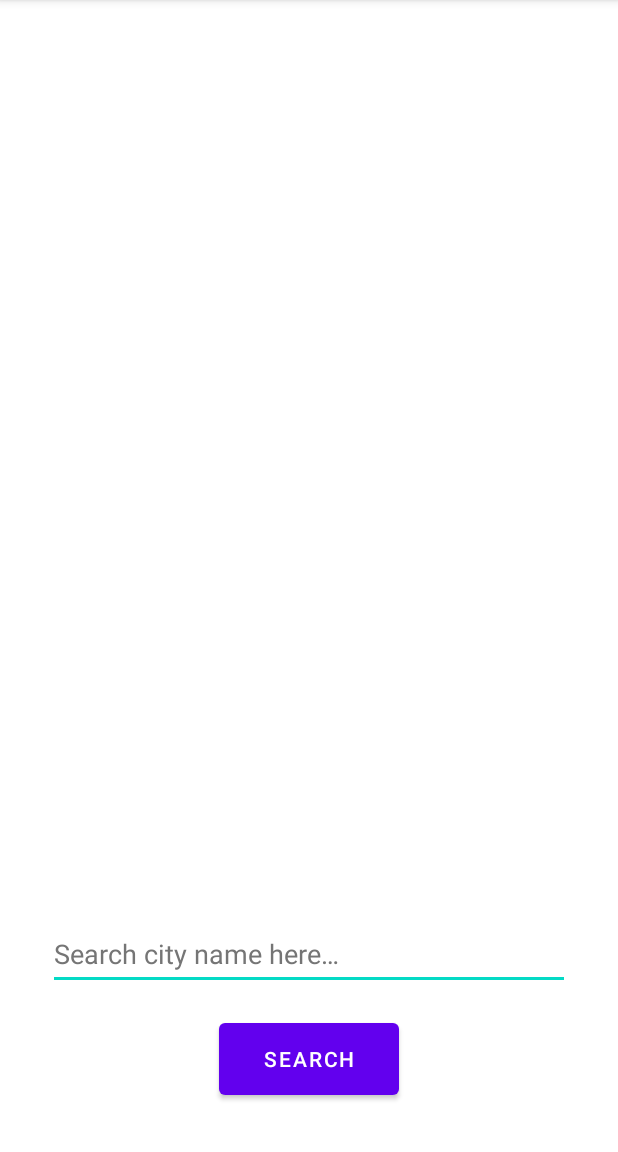
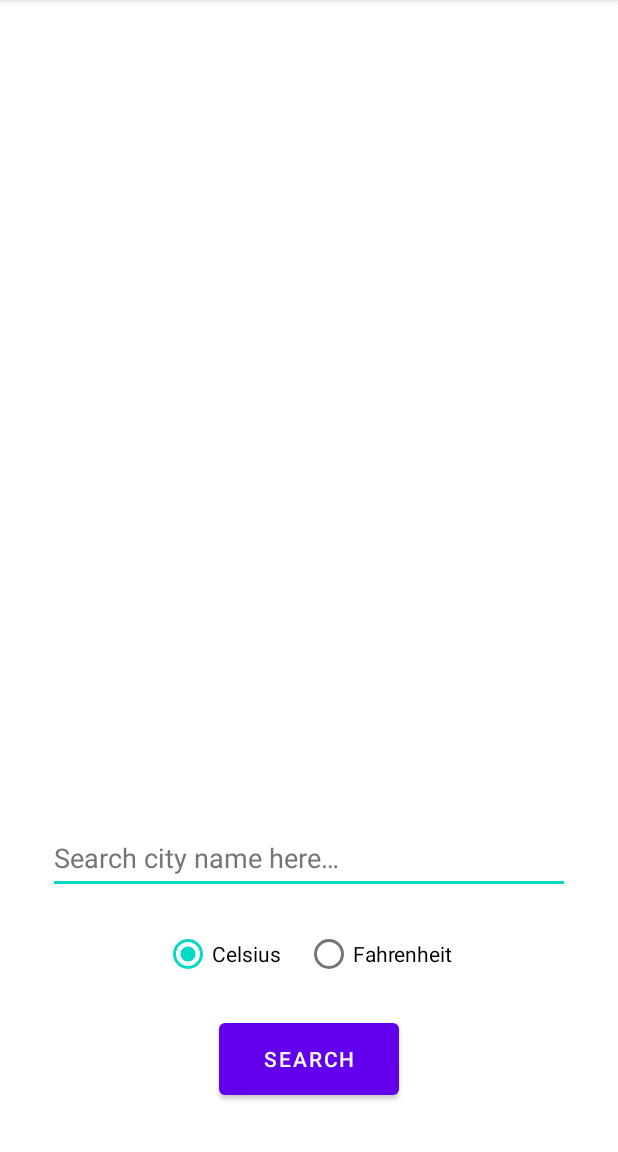
Before and after one commit to peeranont-jam/android_basic_weather_forecast, an Android app: the screen it shows after launch (MainActivity), after a tap on "SEARCH", on a phone screen of 412 x 824 dp, the part 84-1236 px from its top. Run offline under Robolectric (Android 15) with nearby library versions, the phone set to English and light mode, and no system bars; libraries missing offline, so code that uses them is left out: com.jakewharton.retrofit2; 6 statements that could not run were skipped.

Commit message:
Add temperature unit selection

```diff
--- /dev/null
+++ b/app/src/main/java/com/example/basicweatherforecast/data/model/TemperatureUnit.kt
@@ -0,0 +1,6 @@
+package com.example.basicweatherforecast.data.model
+
+enum class TemperatureUnit(val unit: String) {
+    Celsius("metric"),
+    Fahrenheit("imperial")
+}
--- a/app/src/main/java/com/example/basicweatherforecast/data/model/WeatherInfo.kt
+++ b/app/src/main/java/com/example/basicweatherforecast/data/model/WeatherInfo.kt
@@ -5,7 +5,8 @@ data class WeatherInfo(
     var long: Double,
     var current: Current,
     var hourly: List<Hourly>,
-    var cityName: String? = null
+    var cityName: String? = null,
+    var unit: TemperatureUnit? = null
 )
 
 data class Current(
--- a/app/src/main/java/com/example/basicweatherforecast/view/currentweather/CurrentWeatherFragment.kt
+++ b/app/src/main/java/com/example/basicweatherforecast/view/currentweather/CurrentWeatherFragment.kt
@@ -6,8 +6,11 @@ import android.view.View
 import android.view.ViewGroup
 import android.widget.Toast
 import androidx.fragment.app.Fragment
+import androidx.lifecycle.Observer
 import com.example.basicweatherforecast.R
 import com.example.basicweatherforecast.data.LiveDataWrapper
+import com.example.basicweatherforecast.data.model.TemperatureUnit
+import com.example.basicweatherforecast.data.model.WeatherInfo
 import kotlinx.android.synthetic.main.fragment_current_weather.*
 import kotlinx.coroutines.Dispatchers
 import org.koin.androidx.viewmodel.ext.android.viewModel
@@ -31,7 +34,41 @@ class CurrentWeatherFragment : Fragment() {
     override fun onViewCreated(view: View, savedInstanceState: Bundle?) {
         super.onViewCreated(view, savedInstanceState)
 
-        currentWeatherViewModel.weatherInfoLiveData.observe(viewLifecycleOwner) { result ->
+        currentWeatherViewModel.weatherInfoLiveData.observe(
+            viewLifecycleOwner,
+            mCurrentWeatherDataObserver
+        )
+
+        setupViews()
+    }
+
+    private fun setupViews() {
+        btn_search.setOnClickListener {
+            currentWeatherViewModel.getWeatherInfo(
+                et_city_name.text.toString(),
+                getSelectedTempUnit()
+            )
+        }
+    }
+
+    private fun getSelectedTempUnit(): TemperatureUnit {
+        return when (radio_group_temp_unit.checkedRadioButtonId) {
+            R.id.radio_celsius -> TemperatureUnit.Celsius
+            R.id.radio_fahrenheit -> TemperatureUnit.Fahrenheit
+            else -> TemperatureUnit.Celsius
+        }
+    }
+
+    private fun setTempUnit(unit: TemperatureUnit) {
+        val textUnit = when (unit) {
+            TemperatureUnit.Celsius -> getString(R.string.text_symbol_celsius)
+            TemperatureUnit.Fahrenheit -> getString(R.string.text_symbol_fahrenheit)
+        }
+        tv_temp_unit.text = textUnit
+    }
+
+
+    private val mCurrentWeatherDataObserver = Observer<LiveDataWrapper<WeatherInfo>> { result ->
         when (result.responseStatus) {
             LiveDataWrapper.ResponseStatus.LOADING -> {
                 // Loading data
@@ -46,15 +83,11 @@ class CurrentWeatherFragment : Fragment() {
                     tv_temp.text = resources.getString(R.string.text_temp, it.current.temp)
                     tv_humidity.text =
                         resources.getString(R.string.text_humidity, it.current.humidity)
+                    it.unit?.let { unit -> setTempUnit(unit) }
                 } ?: run {
                     group_weather_info.visibility = View.GONE
                 }
             }
         }
     }
-
-        btn_search.setOnClickListener {
-            currentWeatherViewModel.getWeatherInfo(et_city_name.text.toString(), "metric")
 }
-    }
-}
--- a/app/src/main/java/com/example/basicweatherforecast/view/currentweather/CurrentWeatherViewModel.kt
+++ b/app/src/main/java/com/example/basicweatherforecast/view/currentweather/CurrentWeatherViewModel.kt
@@ -5,6 +5,7 @@ import androidx.lifecycle.AndroidViewModel
 import androidx.lifecycle.MutableLiveData
 import com.example.basicweatherforecast.R
 import com.example.basicweatherforecast.data.LiveDataWrapper
+import com.example.basicweatherforecast.data.model.TemperatureUnit
 import com.example.basicweatherforecast.data.model.WeatherInfo
 import kotlinx.coroutines.*
 
@@ -19,7 +20,7 @@ class CurrentWeatherViewModel(
     private val job = SupervisorJob()
     private val mioScope = CoroutineScope(job + ioDispatcher)
 
-    fun getWeatherInfo(cityName: String, inputUnit: String) {
+    fun getWeatherInfo(cityName: String, unit: TemperatureUnit) {
 
         if (cityName.isBlank()) {
             weatherInfoLiveData.value =
@@ -36,10 +37,11 @@ class CurrentWeatherViewModel(
                     && geolocation.data.isNotEmpty()
                 ) {
                     val result = useCase.getWeatherInfo(
-                        geolocation.data[0].lat, geolocation.data[0].lon, inputUnit
+                        geolocation.data[0].lat, geolocation.data[0].lon, unit.unit
                     )
                     if (result.isSuccess && result.data != null) {
                         result.data.cityName = geolocation.data[0].name
+                        result.data.unit = unit
                         weatherInfoLiveData.postValue(LiveDataWrapper.success(result.data))
                     } else {
                         weatherInfoLiveData.postValue(
--- a/app/src/main/res/layout/fragment_current_weather.xml
+++ b/app/src/main/res/layout/fragment_current_weather.xml
@@ -40,7 +40,7 @@
         android:layout_height="wrap_content"
         android:layout_marginStart="8dp"
         android:alpha="0.9"
-        android:text="@string/tv_unit_celsius"
+        android:text="@string/text_symbol_celsius"
         android:textSize="48sp"
         app:layout_constraintBottom_toBottomOf="@+id/tv_temp"
         app:layout_constraintEnd_toEndOf="parent"
@@ -83,9 +83,33 @@
         android:maxLines="1"
         android:minHeight="48dp"
         android:textColorHint="#757575"
-        app:layout_constraintBottom_toTopOf="@+id/btn_search"
+        app:layout_constraintBottom_toTopOf="@+id/radio_group_temp_unit"
         app:layout_constraintEnd_toEndOf="parent"
         app:layout_constraintStart_toStartOf="parent" />
+
+    <RadioGroup
+        android:id="@+id/radio_group_temp_unit"
+        android:layout_width="match_parent"
+        android:layout_height="wrap_content"
+        android:layout_marginBottom="16dp"
+        android:gravity="center"
+        android:orientation="horizontal"
+        app:layout_constraintBottom_toTopOf="@+id/btn_search">
+
+        <RadioButton
+            android:id="@+id/radio_celsius"
+            android:layout_width="wrap_content"
+            android:layout_height="wrap_content"
+            android:checked="true"
+            android:text="@string/text_celsius" />
+
+        <RadioButton
+            android:id="@+id/radio_fahrenheit"
+            android:layout_width="wrap_content"
+            android:layout_height="wrap_content"
+            android:layout_marginStart="16dp"
+            android:text="@string/text_fahrenheit" />
+    </RadioGroup>
 
     <Button
         android:id="@+id/btn_search"
--- a/app/src/main/res/values/strings.xml
+++ b/app/src/main/res/values/strings.xml
@@ -6,8 +6,10 @@
     <string name="text_temp">%1$.1f</string>
     <string name="text_humidity">Humidity: %1$.1f %%</string>
     <string name="et_hint">Search city name here…</string>
-    <string name="tv_unit_celsius">℃</string>
-    <string name="tv_unit_fahrenheit">℉</string>
+    <string name="text_symbol_celsius">℃</string>
+    <string name="text_symbol_fahrenheit">℉</string>
+    <string name="text_celsius">Celsius</string>
+    <string name="text_fahrenheit">Fahrenheit</string>
 
     <string name="tv_err_msg_blank_input">Please specify city name!!!</string>
 </resources>
```
Also changed, not shown: 2 other files. Lines whose indentation alone changed are shown as unchanged.
